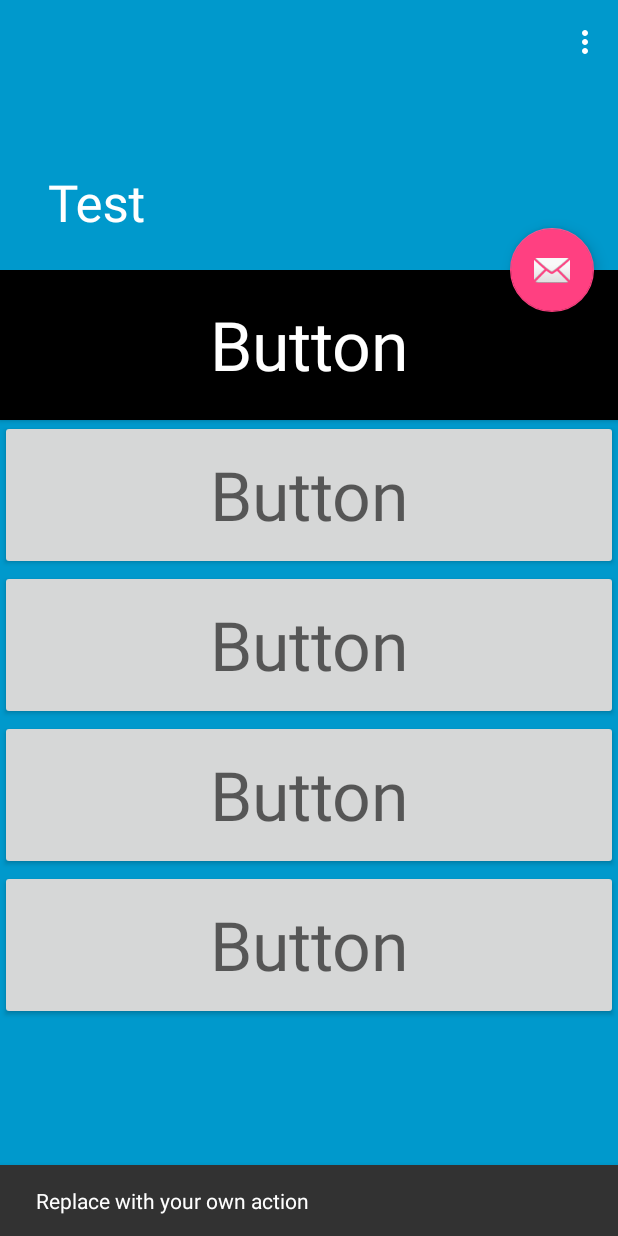
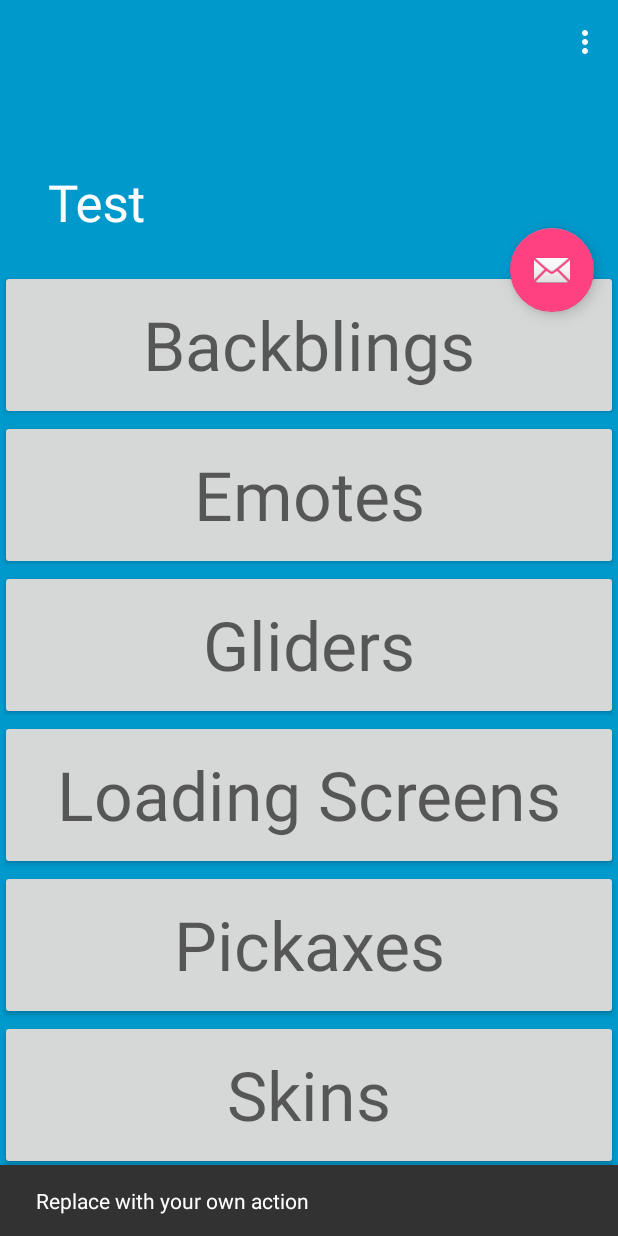
Before and after one commit to nikkolasedi/Fortnite, an Android app: the screen it shows after launch (ScrollingActivity before the commit, MainMenu after it), after a tap on an icon or button, on a phone screen of 412 x 824 dp. Run offline under Robolectric (Android 15) with nearby library versions, the phone set to English and light mode, and no system bars; 1 statement that could not run was skipped.

Commit message:
Changed Scrolling activity name to MainMenu and renamed the buttons and their IDs

```diff
--- a/app/src/main/AndroidManifest.xml
+++ b/app/src/main/AndroidManifest.xml
@@ -10,7 +10,7 @@
         android:supportsRtl="true"
         android:theme="@style/AppTheme">
         <activity
-            android:name=".ScrollingActivity"
+            android:name=".MainMenu"
             android:label="Test"
             android:theme="@style/AppTheme.NoActionBar">
             <intent-filter>
--- a/app/src/main/java/com/example/nikkolasedip/fortnite/ScrollingActivity.java
+++ b/app/src/main/java/com/example/nikkolasedip/fortnite/MainMenu.java
@@ -10,14 +10,13 @@ import android.view.View;
 import android.view.Menu;
 import android.view.MenuItem;
 import android.widget.Button;
-import android.widget.ImageButton;
 
-public class ScrollingActivity extends AppCompatActivity {
+public class MainMenu extends AppCompatActivity {
 
     @Override
     protected void onCreate(Bundle savedInstanceState) {
         super.onCreate(savedInstanceState);
-        setContentView(R.layout.activity_scrolling);
+        setContentView(R.layout.activity_main_menu);
         Toolbar toolbar = (Toolbar) findViewById(R.id.toolbar);
         setSupportActionBar(toolbar);
 
--- a/app/src/main/res/layout/activity_scrolling.xml
+++ b/app/src/main/res/layout/activity_main_menu.xml
@@ -6,7 +6,7 @@
     android:layout_height="match_parent"
     android:fitsSystemWindows="true"
     android:background="@android:color/holo_blue_dark"
-    tools:context=".ScrollingActivity">
+    tools:context=".MainMenu">
 
     <android.support.design.widget.AppBarLayout
         android:id="@+id/app_bar"
@@ -36,7 +36,7 @@
         </android.support.design.widget.CollapsingToolbarLayout>
     </android.support.design.widget.AppBarLayout>
 
-    <include layout="@layout/content_scrolling" />
+    <include layout="@layout/content_main_menu" />
 
     <android.support.design.widget.FloatingActionButton
         android:id="@+id/fab"
--- a/app/src/main/res/layout/content_scrolling.xml
+++ b/app/src/main/res/layout/content_main_menu.xml
@@ -5,8 +5,8 @@
     android:layout_width="match_parent"
     android:layout_height="match_parent"
     app:layout_behavior="@string/appbar_scrolling_view_behavior"
-    tools:context=".ScrollingActivity"
-    tools:showIn="@layout/activity_scrolling">
+    tools:context=".MainMenu"
+    tools:showIn="@layout/activity_main_menu">
 
 <LinearLayout
     android:layout_width="match_parent"
@@ -14,45 +14,65 @@
     android:orientation="vertical">
 
     <Button
-        android:id="@+id/button1"
+        android:id="@+id/btnBackblings"
         android:layout_width="match_parent"
         android:layout_height="100dp"
         android:height="50dp"
-        android:background="@android:color/black"
-        android:text="Button"
+        android:text="Backblings"
         android:textAppearance="@style/TextAppearance.AppCompat.Display2"
-        android:textColor="@android:color/background_light"
         android:typeface="normal" />
+
     <Button
-        android:id="@+id/button2"
+        android:id="@+id/btnEmotes"
         android:layout_width="match_parent"
         android:layout_height="100dp"
         android:height="50dp"
-        android:text="Button"
+        android:text="Emotes"
         android:textAppearance="@style/TextAppearance.AppCompat.Display2"
         android:typeface="normal" />
+
     <Button
-        android:id="@+id/button3"
+        android:id="@+id/btnGliders"
         android:layout_width="match_parent"
         android:layout_height="100dp"
         android:height="50dp"
-        android:text="Button"
+        android:text="Gliders"
         android:textAppearance="@style/TextAppearance.AppCompat.Display2"
         android:typeface="normal" />
+
     <Button
-        android:id="@+id/button4"
+        android:id="@+id/btnLoadingScreens"
         android:layout_width="match_parent"
         android:layout_height="100dp"
         android:height="50dp"
-        android:text="Button"
+        android:text="Loading Screens"
         android:textAppearance="@style/TextAppearance.AppCompat.Display2"
         android:typeface="normal" />
+
     <Button
-        android:id="@+id/button5"
+        android:id="@+id/btnPickaxes"
         android:layout_width="match_parent"
         android:layout_height="100dp"
         android:height="50dp"
-        android:text="Button"
+        android:text="Pickaxes"
+        android:textAppearance="@style/TextAppearance.AppCompat.Display2"
+        android:typeface="normal" />
+
+    <Button
+        android:id="@+id/btnSkins"
+        android:layout_width="match_parent"
+        android:layout_height="100dp"
+        android:height="50dp"
+        android:text="Skins"
+        android:textAppearance="@style/TextAppearance.AppCompat.Display2"
+        android:typeface="normal" />
+
+    <Button
+        android:id="@+id/btnSprays"
+        android:layout_width="match_parent"
+        android:layout_height="100dp"
+        android:height="50dp"
+        android:text="Sprays"
         android:textAppearance="@style/TextAppearance.AppCompat.Display2"
         android:typeface="normal" />
 </LinearLayout>
--- a/app/src/main/res/menu/menu_scrolling.xml
+++ b/app/src/main/res/menu/menu_scrolling.xml
@@ -1,7 +1,7 @@
 <menu xmlns:android="http://schemas.android.com/apk/res/android"
     xmlns:app="http://schemas.android.com/apk/res-auto"
     xmlns:tools="http://schemas.android.com/tools"
-    tools:context="com.example.nikkolasedip.fortnite.ScrollingActivity">
+    tools:context="com.example.nikkolasedip.fortnite.MainMenu">
     <item
         android:id="@+id/action_settings"
         android:orderInCategory="100"
--- a/build.gradle
+++ b/build.gradle
@@ -7,7 +7,7 @@ buildscript {
         jcenter()
     }
     dependencies {
-        classpath 'com.android.tools.build:gradle:3.1.1'
+        classpath 'com.android.tools.build:gradle:3.1.2'
 
 
         // NOTE: Do not place your application dependencies here; they belong
```
